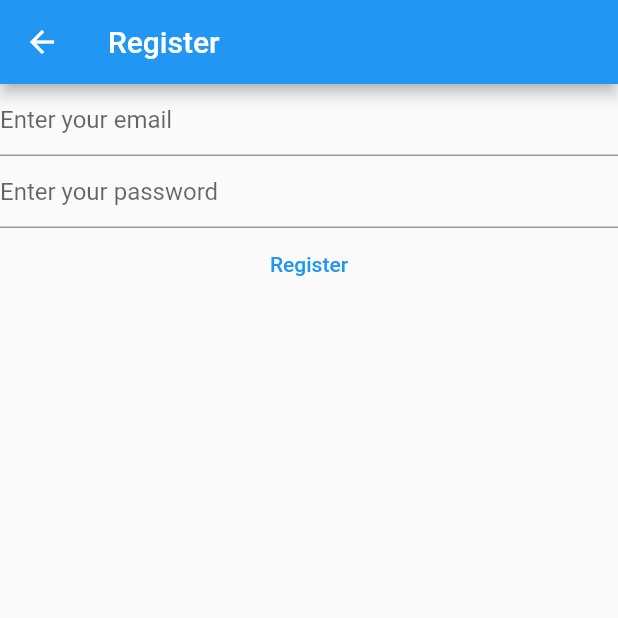
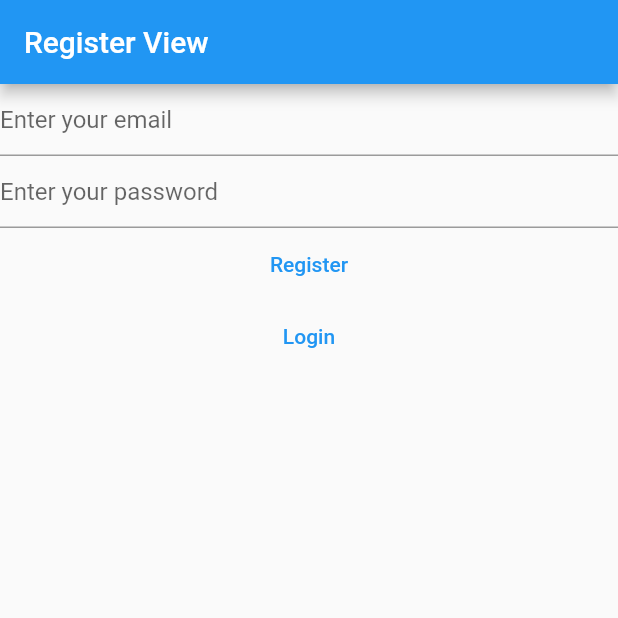
Before and after one commit to MuneebKhan1996/notes-flutter-practice, a Flutter app: the RegisterView screen opened directly, on a phone screen of 412 x 824 dp, the top half of it. Run offline on Flutter 3.47's test engine with Material 2 defaults, Android fonts, the phone set to English and light mode, and no system bars; our stand-ins replace firebase_auth, firebase_core, fluttertoast; accounts and stored records are empty.

```diff
--- a/lib/views/register_view.dart
+++ b/lib/views/register_view.dart
@@ -1,8 +1,6 @@
-import 'package:firebase_core/firebase_core.dart';
 import 'package:flutter/material.dart';
 import 'package:firebase_auth/firebase_auth.dart';
 import 'package:fluttertoast/fluttertoast.dart';
-import '../firebase_options.dart';
 
 class RegisterView extends StatefulWidget {
   const RegisterView({Key? key}) : super(key: key);
@@ -46,14 +44,14 @@ class _RegisterViewState extends State<RegisterView> {
             gravity: ToastGravity.CENTER, // location
             timeInSecForIosWeb: 2 // duration
             );
-      } else if (e.code == 'email-already-in-use'){
+      } else if (e.code == 'email-already-in-use') {
         Fluttertoast.showToast(
             msg: e.code, // message
             toastLength: Toast.LENGTH_SHORT, // length
             gravity: ToastGravity.CENTER, // location
             timeInSecForIosWeb: 2 // duration
             );
-      } else if (e.code == 'invalid-email'){
+      } else if (e.code == 'invalid-email') {
         print(e.code);
       } else {
         print(e.code);
@@ -65,42 +63,33 @@ class _RegisterViewState extends State<RegisterView> {
   Widget build(BuildContext context) {
     return Scaffold(
       appBar: AppBar(
-        title: const Text('Register'),
+        title: const Text('Register View'),
       ),
-      body: FutureBuilder(
-          future: Firebase.initializeApp(
-            options: DefaultFirebaseOptions.currentPlatform,
-          ),
-          builder: (context, snapshot) {
-            switch (snapshot.connectionState) {
-              case ConnectionState.done:
-              // TODO: Handle this case.
-                return Column(
+      body: Column(
         children: [
           TextField(
             controller: _email,
             autocorrect: false,
             enableSuggestions: false,
             keyboardType: TextInputType.emailAddress,
-                      decoration:
-                      const InputDecoration(hintText: 'Enter your email'),
+            decoration: const InputDecoration(hintText: 'Enter your email'),
           ),
           TextField(
             controller: _password,
             obscureText: true,
             enableSuggestions: false,
             autocorrect: false,
-                      decoration: const InputDecoration(
-                          hintText: 'Enter your password'),
+            decoration: const InputDecoration(hintText: 'Enter your password'),
           ),
+          TextButton(onPressed: onPressed, child: const Text('Register')),
           TextButton(
-                        onPressed: onPressed, child: const Text('Register')),
+              onPressed: () {
+                Navigator.of(context)
+                    .pushNamedAndRemoveUntil('/login/', (route) => false);
+              },
+              child: const Text('Login'))
         ],
-                );
-              default:
-                return const Text('Loading ...');
-            }
-          }),
+      ),
     );
   }
 }
```
Also changed, not shown: lib/main.dart (+16 -14 lines), lib/views/login_view.dart (+13 -28 lines), lib/views/verify_email_view.dart (added, +32 -0 lines). Lines whose indentation alone changed are shown as unchanged.
